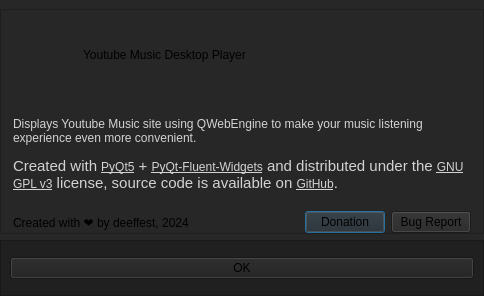
Before: the Qt Designer form core/ui/about_dialog.ui in deeffest/Youtube-Music-Desktop-Player, drawn with Qt 5.
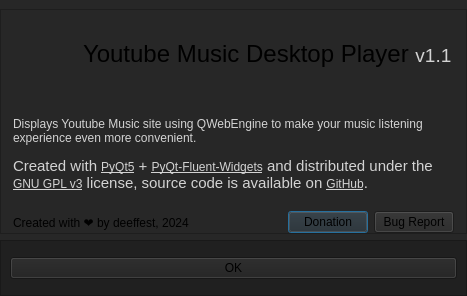
After: the same form once the commit is applied. Icons and pictures are not drawn. Custom widgets are drawn as their Qt base class.

The edit to the form file:
```diff
--- a/core/ui/about_dialog.ui
+++ b/core/ui/about_dialog.ui
@@ -6,7 +6,7 @@
    <rect>
     <x>0</x>
     <y>0</y>
-    <width>484</width>
+    <width>467</width>
     <height>296</height>
    </rect>
   </property>
@@ -83,7 +83,7 @@
         <item>
          <widget class="TitleLabel" name="TitleLabel">
           <property name="text">
-           <string>Youtube Music Desktop Player</string>
+           <string>&lt;html&gt;&lt;head/&gt;&lt;body&gt;&lt;p&gt;&lt;span style=&quot; font-size:18pt;&quot;&gt;Youtube Music Desktop Player &lt;/span&gt;&lt;span style=&quot; font-size:14pt; color:#d3d3d3;&quot;&gt;v1.1&lt;/span&gt;&lt;/p&gt;&lt;/body&gt;&lt;/html&gt;</string>
           </property>
          </widget>
         </item>
```
